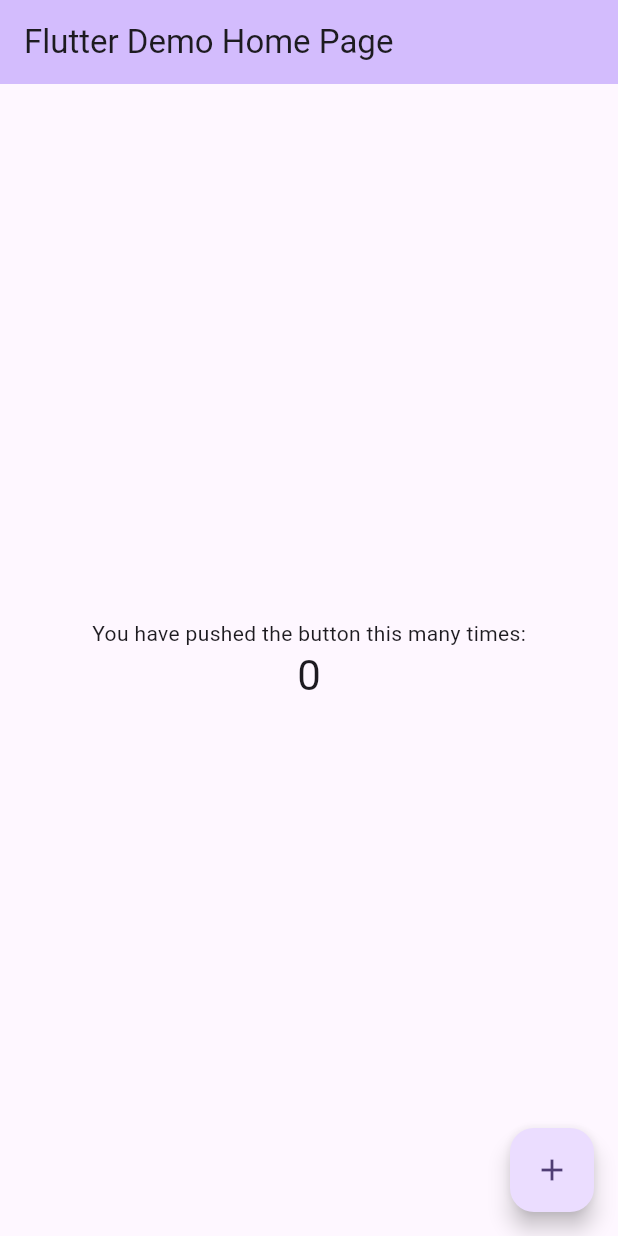
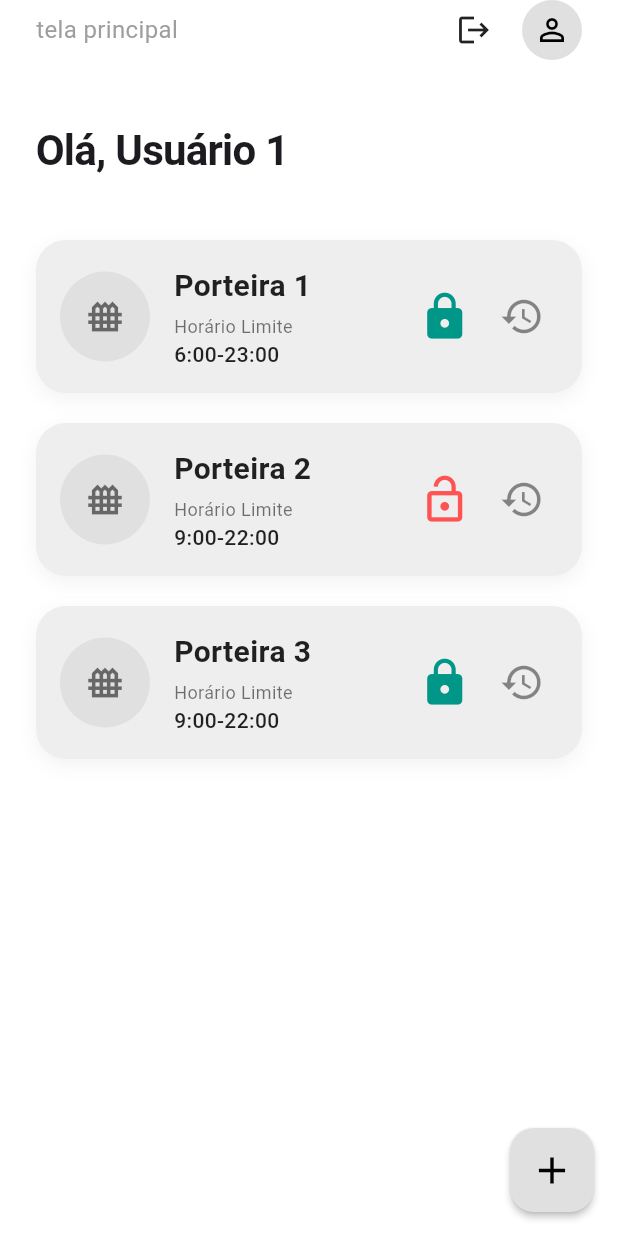
Before and after one commit to PramioIFC/SMAAR, a Flutter app: the screen it shows after launch, on a phone screen of 412 x 824 dp. Run offline on Flutter 3.47's test engine with Material 3 defaults, Android fonts, the phone set to English and light mode, and no system bars.

Commit message:
estrutura de paginas feita, inicio da pagina principal e a pagina das parteiras

```diff
--- a/lib/main.dart
+++ b/lib/main.dart
@@ -1,122 +1,37 @@
 import 'package:flutter/material.dart';
+import 'pages/main_page.dart';
+import 'pages/history_page.dart';
+import 'pages/details_page.dart';
+import 'pages/dayEvents_page.dart';
+import 'pages/gate_page.dart';
 
 void main() {
-  runApp(const MyApp());
+  runApp(const SmaarApp());
 }
 
-class MyApp extends StatelessWidget {
-  const MyApp({super.key});
+class SmaarApp extends StatelessWidget {
+  const SmaarApp({super.key});
 
-  // This widget is the root of your application.
   @override
   Widget build(BuildContext context) {
     return MaterialApp(
-      title: 'Flutter Demo',
+      title: 'SMAAR',
+      debugShowCheckedModeBanner: false, // Remove a faixa de debug
       theme: ThemeData(
-        // This is the theme of your application.
-        //
-        // TRY THIS: Try running your application with "flutter run". You'll see
-        // the application has a purple toolbar. Then, without quitting the app,
-        // try changing the seedColor in the colorScheme below to Colors.green
-        // and then invoke "hot reload" (save your changes or press the "hot
-        // reload" button in a Flutter-supported IDE, or press "r" if you used
-        // the command line to start the app).
-        //
-        // Notice that the counter didn't reset back to zero; the application
-        // state is not lost during the reload. To reset the state, use hot
-        // restart instead.
-        //
-        // This works for code too, not just values: Most code changes can be
-        // tested with just a hot reload.
-        colorScheme: .fromSeed(seedColor: Colors.deepPurple),
+        useMaterial3: true,
+        primarySwatch: Colors.blue,
+        fontFamily: 'sans-serif', // Garante um visual moderno
       ),
-      home: const MyHomePage(title: 'Flutter Demo Home Page'),
+      // Definindo a tela inicial
+      initialRoute: '/',
+      // Mapeando os nomes das rotas para as páginas
+      routes: {
+        '/': (context) => const MainPage(),
+        '/history': (context) => const HistoryPage(),
+        '/details': (context) => const DetailsPage(),
+        '/gate': (context) => const GatePage(),
+        '/dayEvents': (context) => const DayEventsPage(),
+      },
     );
   }
 }
-
-class MyHomePage extends StatefulWidget {
-  const MyHomePage({super.key, required this.title});
-
-  // This widget is the home page of your application. It is stateful, meaning
-  // that it has a State object (defined below) that contains fields that affect
-  // how it looks.
-
-  // This class is the configuration for the state. It holds the values (in this
-  // case the title) provided by the parent (in this case the App widget) and
-  // used by the build method of the State. Fields in a Widget subclass are
-  // always marked "final".
-
-  final String title;
-
-  @override
-  State<MyHomePage> createState() => _MyHomePageState();
-}
-
-class _MyHomePageState extends State<MyHomePage> {
-  int _counter = 0;
-
-  void _incrementCounter() {
-    setState(() {
-      // This call to setState tells the Flutter framework that something has
-      // changed in this State, which causes it to rerun the build method below
-      // so that the display can reflect the updated values. If we changed
-      // _counter without calling setState(), then the build method would not be
-      // called again, and so nothing would appear to happen.
-      _counter++;
-    });
-  }
-
-  @override
-  Widget build(BuildContext context) {
-    // This method is rerun every time setState is called, for instance as done
-    // by the _incrementCounter method above.
-    //
-    // The Flutter framework has been optimized to make rerunning build methods
-    // fast, so that you can just rebuild anything that needs updating rather
-    // than having to individually change instances of widgets.
-    return Scaffold(
-      appBar: AppBar(
-        // TRY THIS: Try changing the color here to a specific color (to
-        // Colors.amber, perhaps?) and trigger a hot reload to see the AppBar
-        // change color while the other colors stay the same.
-        backgroundColor: Theme.of(context).colorScheme.inversePrimary,
-        // Here we take the value from the MyHomePage object that was created by
-        // the App.build method, and use it to set our appbar title.
-        title: Text(widget.title),
-      ),
-      body: Center(
-        // Center is a layout widget. It takes a single child and positions it
-        // in the middle of the parent.
-        child: Column(
-          // Column is also a layout widget. It takes a list of children and
-          // arranges them vertically. By default, it sizes itself to fit its
-          // children horizontally, and tries to be as tall as its parent.
-          //
-          // Column has various properties to control how it sizes itself and
-          // how it positions its children. Here we use mainAxisAlignment to
-          // center the children vertically; the main axis here is the vertical
-          // axis because Columns are vertical (the cross axis would be
-          // horizontal).
-          //
-          // TRY THIS: Invoke "debug painting" (choose the "Toggle Debug Paint"
-          // action in the IDE, or press "p" in the console), to see the
-          // wireframe for each widget.
-          mainAxisAlignment: .center,
-          children: [
-            const Text('You have pushed the button this many times:'),
-            Text(
-              '$_counter',
-              style: Theme.of(context).textTheme.headlineMedium,
-            ),
-          ],
-        ),
-      ),
-      floatingActionButton: FloatingActionButton(
-        onPressed: _incrementCounter,
-        tooltip: 'Increment',
-        child: const Icon(Icons.add),
-      ),
-    );
-  }
-}
--- /dev/null
+++ b/lib/pages/main_page.dart
@@ -0,0 +1,117 @@
+import 'package:flutter/material.dart';
+import '../widgets/gate_card.dart';
+
+class MainPage extends StatelessWidget {
+  const MainPage({super.key});
+
+  @override
+  Widget build(BuildContext context) {
+    return Scaffold(
+      backgroundColor: Colors.white, // Fundo clean
+      body: SafeArea(
+        child: Padding(
+          padding: const EdgeInsets.symmetric(horizontal: 24.0),
+          child: Column(
+            crossAxisAlignment: CrossAxisAlignment.start,
+            children: [
+              // Header Superior
+              Row(
+                mainAxisAlignment: MainAxisAlignment.spaceBetween,
+                children: [
+                  const Text(
+                    "tela principal",
+                    style: TextStyle(color: Colors.grey, fontSize: 16),
+                  ),
+                  Row(
+                    children: [
+                      const Icon(Icons.logout, color: Colors.black87),
+                      const SizedBox(width: 20),
+                      CircleAvatar(
+                        backgroundColor: Colors.grey[300],
+                        child: const Icon(
+                          Icons.person_outline,
+                          color: Colors.black,
+                        ),
+                      ),
+                    ],
+                  ),
+                ],
+              ),
+
+              const SizedBox(height: 40),
+
+              // Saudação
+              const Text(
+                "Olá, Usuário 1",
+                style: TextStyle(
+                  fontSize: 28,
+                  fontWeight: FontWeight.bold,
+                  letterSpacing: -0.5,
+                ),
+              ),
+
+              const SizedBox(height: 30),
+
+              // Lista de Porteiras
+              Expanded(
+                child: ListView(
+                  physics: const BouncingScrollPhysics(),
+                  children: [
+                    GateCard(
+                      name: "Porteira 1",
+                      limitTime: "6:00-23:00",
+                      isClosed: true,
+                      // Mudança aqui: de /details para /gate
+                      onTap: () => Navigator.pushNamed(
+                        context,
+                        '/gate',
+                        arguments: "Porteira 1",
+                      ),
+                      onHistoryTap: () =>
+                          Navigator.pushNamed(context, '/history'),
+                    ),
+                    GateCard(
+                      name: "Porteira 2",
+                      limitTime: "9:00-22:00",
+                      isClosed: false,
+                      onTap: () => Navigator.pushNamed(
+                        context,
+                        '/gate',
+                        arguments: "Porteira 2",
+                      ),
+                      onHistoryTap: () =>
+                          Navigator.pushNamed(context, '/history'),
+                    ),
+                    GateCard(
+                      name: "Porteira 3",
+                      limitTime: "9:00-22:00",
+                      isClosed: true,
+                      onTap: () => Navigator.pushNamed(
+                        context,
+                        '/gate',
+                        arguments: "Porteira 3",
+                      ),
+                      onHistoryTap: () =>
+                          Navigator.pushNamed(context, '/history'),
+                    ),
+                  ],
+                ),
+              ),
+            ],
+          ),
+        ),
+      ),
+
+      // Botão Flutuante para Adicionar
+      floatingActionButton: FloatingActionButton(
+        onPressed: () {
+          // Exemplo: Direcionando para eventos do dia ou criação
+          Navigator.pushNamed(context, '/dayEvents');
+        },
+        backgroundColor: Colors.grey[300],
+        elevation: 2,
+        child: const Icon(Icons.add, color: Colors.black, size: 30),
+      ),
+    );
+  }
+}
--- /dev/null
+++ b/lib/widgets/gate_card.dart
@@ -0,0 +1,101 @@
+import 'package:flutter/material.dart';
+
+class GateCard extends StatelessWidget {
+  final String name;
+  final String limitTime;
+  final bool isClosed;
+  final VoidCallback onHistoryTap;
+  final VoidCallback onTap;
+
+  const GateCard({
+    super.key,
+    required this.name,
+    required this.limitTime,
+    required this.isClosed,
+    required this.onHistoryTap,
+    required this.onTap,
+  });
+
+  @override
+  Widget build(BuildContext context) {
+    return GestureDetector(
+      onTap: onTap,
+      child: Container(
+        margin: const EdgeInsets.symmetric(vertical: 10),
+        padding: const EdgeInsets.all(16),
+        decoration: BoxDecoration(
+          color: Colors.grey[200], // Fundo cinza claro como solicitado
+          borderRadius: BorderRadius.circular(20),
+          boxShadow: [
+            BoxShadow(
+              color: Colors.black.withOpacity(0.05),
+              blurRadius: 10,
+              offset: const Offset(0, 4),
+            ),
+          ],
+        ),
+        child: Row(
+          children: [
+            // Ícone da porteira/fazenda
+            CircleAvatar(
+              radius: 30,
+              backgroundColor: Colors.grey[300],
+              child: const Icon(Icons.fence, color: Colors.black54, size: 30),
+            ),
+            const SizedBox(width: 16),
+
+            // Informações Centrais
+            Expanded(
+              child: Column(
+                crossAxisAlignment: CrossAxisAlignment.start,
+                children: [
+                  Text(
+                    name,
+                    style: const TextStyle(
+                      fontSize: 20,
+                      fontWeight: FontWeight.bold,
+                      color: Colors.black87,
+                    ),
+                  ),
+                  const SizedBox(height: 4),
+                  const Text(
+                    "Horário Limite",
+                    style: TextStyle(fontSize: 12, color: Colors.black54),
+                  ),
+                  Text(
+                    limitTime,
+                    style: const TextStyle(
+                      fontSize: 14,
+                      fontWeight: FontWeight.w500,
+                      color: Colors.black87,
+                    ),
+                  ),
+                ],
+              ),
+            ),
+
+            // Ícones de Status e Histórico
+            Row(
+              children: [
+                Icon(
+                  isClosed ? Icons.lock : Icons.lock_open,
+                  color: isClosed ? Colors.teal : Colors.redAccent,
+                  size: 35,
+                ),
+                const SizedBox(width: 10),
+                IconButton(
+                  icon: const Icon(
+                    Icons.history,
+                    color: Colors.black45,
+                    size: 30,
+                  ),
+                  onPressed: onHistoryTap,
+                ),
+              ],
+            ),
+          ],
+        ),
+      ),
+    );
+  }
+}
```
Also changed, not shown: lib/pages/dayEvents_page.dart (added, +19 -0 lines), lib/pages/details_page.dart (added, +19 -0 lines), lib/pages/gate_page.dart (added, +230 -0 lines), lib/pages/history_page.dart (added, +19 -0 lines).
